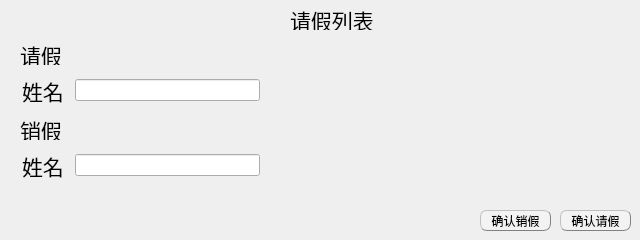
This is absencemanagedialog.ui in EsZHU/QtExamSystem as Qt 5 draws it before an edit. The edited form follows.
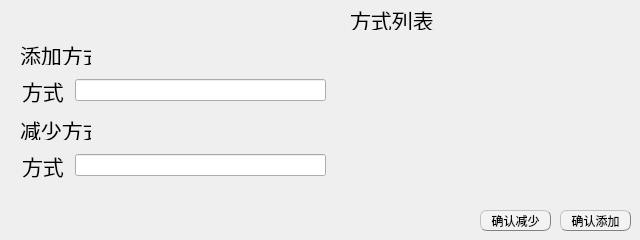
This is the edited form.

```diff
--- a/absencemanagedialog.ui
+++ b/absencemanagedialog.ui
@@ -28,7 +28,7 @@
 QPushButton:pressed{background-color:rgb(191, 190, 192);border-style: inset;}</string>
    </property>
    <property name="text">
-    <string>确认销假</string>
+    <string>确认减少</string>
    </property>
   </widget>
   <widget class="QWidget" name="layoutWidget">
@@ -36,7 +36,7 @@
     <rect>
      <x>10</x>
      <y>75</y>
-     <width>265</width>
+     <width>331</width>
      <height>31</height>
     </rect>
    </property>
@@ -65,7 +65,7 @@
        </font>
       </property>
       <property name="text">
-       <string>姓名</string>
+       <string>方式</string>
       </property>
      </widget>
     </item>
@@ -111,7 +111,7 @@
     <rect>
      <x>20</x>
      <y>45</y>
-     <width>41</width>
+     <width>71</width>
      <height>20</height>
     </rect>
    </property>
@@ -121,15 +121,15 @@
     </font>
    </property>
    <property name="text">
-    <string>请假</string>
+    <string>添加方式</string>
    </property>
   </widget>
   <widget class="QLabel" name="label_7">
    <property name="geometry">
     <rect>
-     <x>290</x>
+     <x>350</x>
      <y>10</y>
-     <width>221</width>
+     <width>161</width>
      <height>20</height>
     </rect>
    </property>
@@ -139,7 +139,7 @@
     </font>
    </property>
    <property name="text">
-    <string>请假列表</string>
+    <string>方式列表</string>
    </property>
   </widget>
   <widget class="QWidget" name="layoutWidget_2">
@@ -147,7 +147,7 @@
     <rect>
      <x>10</x>
      <y>150</y>
-     <width>265</width>
+     <width>331</width>
      <height>31</height>
     </rect>
    </property>
@@ -176,7 +176,7 @@
        </font>
       </property>
       <property name="text">
-       <string>姓名</string>
+       <string>方式</string>
       </property>
      </widget>
     </item>
@@ -222,7 +222,7 @@
     <rect>
      <x>20</x>
      <y>120</y>
-     <width>41</width>
+     <width>71</width>
      <height>20</height>
     </rect>
    </property>
@@ -232,15 +232,15 @@
     </font>
    </property>
    <property name="text">
-    <string>销假</string>
+    <string>减少方式</string>
    </property>
   </widget>
   <widget class="QWidget" name="absenceTableWidget" native="true">
    <property name="geometry">
     <rect>
-     <x>290</x>
+     <x>350</x>
      <y>40</y>
-     <width>341</width>
+     <width>281</width>
      <height>161</height>
     </rect>
    </property>
@@ -260,15 +260,15 @@
 QPushButton:pressed{background-color:rgb(191, 190, 192);border-style: inset;}</string>
    </property>
    <property name="text">
-    <string>确认请假</string>
+    <string>确认添加</string>
    </property>
   </widget>
   <widget class="QLabel" name="hintLabel">
    <property name="geometry">
     <rect>
-     <x>60</x>
+     <x>90</x>
      <y>40</y>
-     <width>211</width>
+     <width>251</width>
      <height>31</height>
     </rect>
    </property>
@@ -284,9 +284,9 @@
   <widget class="QLabel" name="hintLabelTwo">
    <property name="geometry">
     <rect>
-     <x>60</x>
+     <x>90</x>
      <y>120</y>
-     <width>211</width>
+     <width>251</width>
      <height>21</height>
     </rect>
    </property>
```
Left out of the diff: 4 changed lines with no effect on the pictures.
